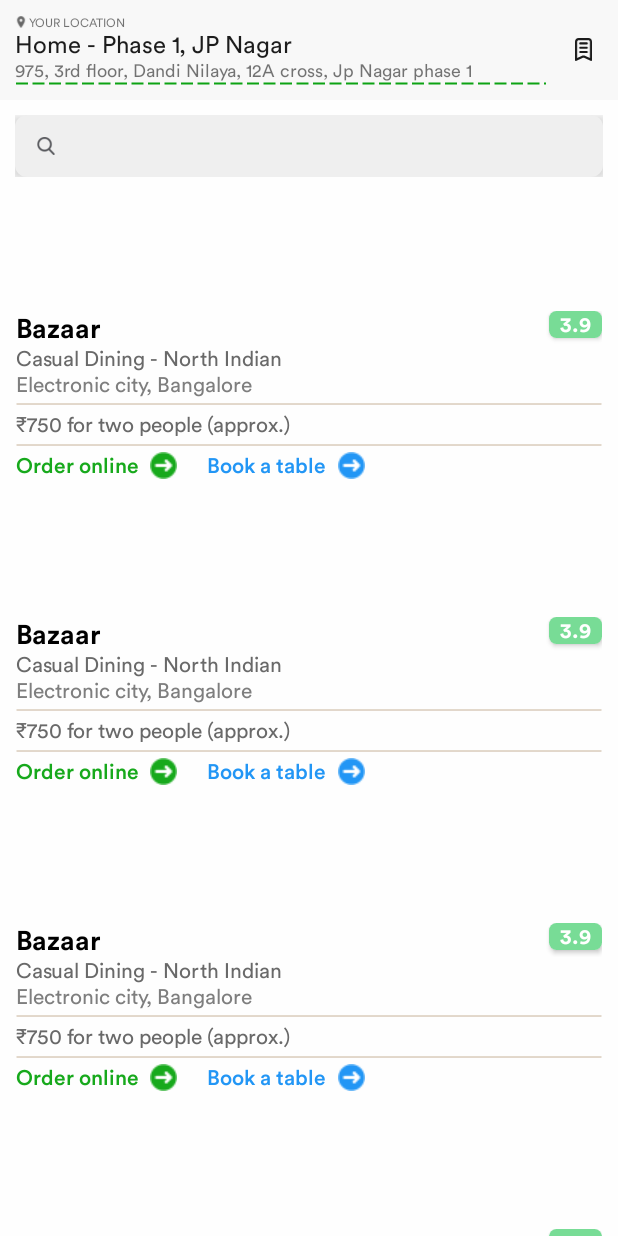
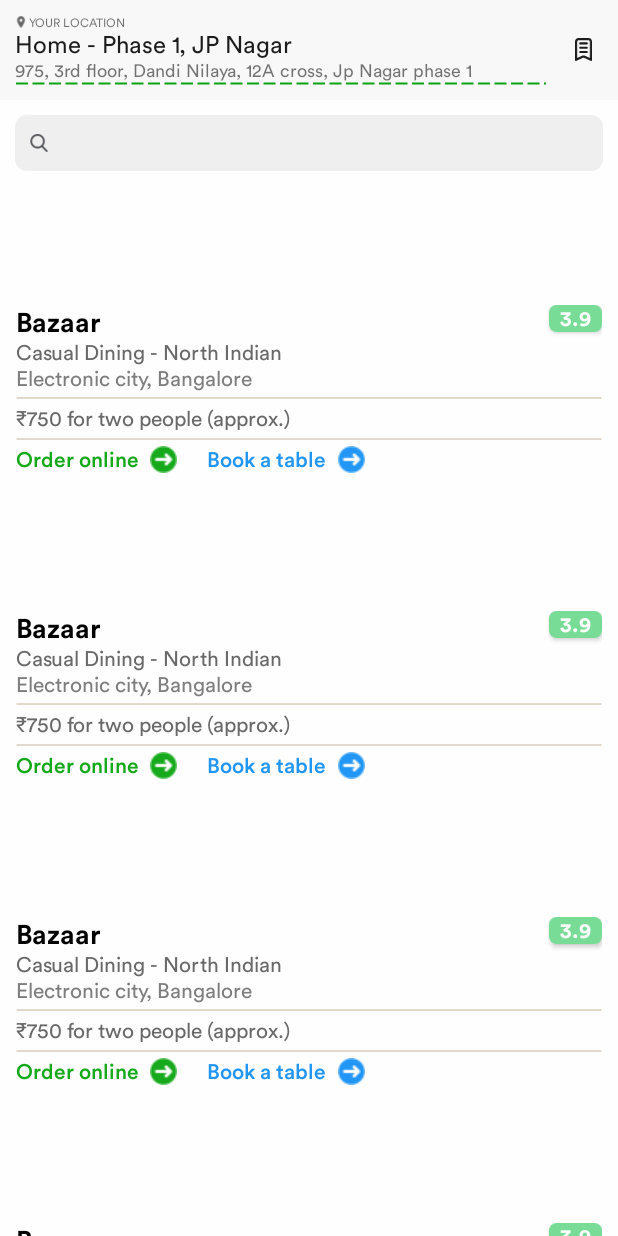
Before and after one commit to skymansandy/foodieHubAndroid, an Android app: the layout activity_home.xml on its own in the app's theme, with its tools: preview values and no code run, on a phone screen of 412 x 824 dp. Run offline under Robolectric (Android 15) with nearby library versions, the phone set to English and light mode, and no system bars.

Commit message:
homescreen search done

```diff
--- a/app/build.gradle
+++ b/app/build.gradle
@@ -109,4 +109,7 @@ dependencies {
     implementation 'com.android.support:customtabs:28.0.0'
     implementation 'com.android.support:palette-v7:28.0.0'
 
+    //Lottie
+    implementation 'com.airbnb.android:lottie:2.6.1'
+
 }
--- a/app/src/main/AndroidManifest.xml
+++ b/app/src/main/AndroidManifest.xml
@@ -30,8 +30,7 @@
         </activity>
 
         <activity
-            android:name=".ui.home.HomeActivity"
-            android:windowSoftInputMode="stateHidden" />
+            android:name=".ui.home.HomeActivity" />
 
         <activity android:name=".ui.location.LocationActivity" />
 
--- a/app/src/main/java/in/codeshuffle/foodiehub/ui/home/HomeMvpPresenter.java
+++ b/app/src/main/java/in/codeshuffle/foodiehub/ui/home/HomeMvpPresenter.java
@@ -10,4 +10,5 @@ public interface HomeMvpPresenter<V extends HomeMvpView> extends MvpPresenter<V>
     void fetchRestaurantsNearMe(String query, Double lat, Double lon);
 
     void onActivityRestart();
+
 }
--- a/app/src/main/java/in/codeshuffle/foodiehub/ui/home/restaurantlist/RestaurantAdapter.java
+++ b/app/src/main/java/in/codeshuffle/foodiehub/ui/home/restaurantlist/RestaurantAdapter.java
@@ -134,6 +134,11 @@ public class RestaurantAdapter extends RecyclerView.Adapter<RestaurantAdapter.Re
         notifyDataSetChanged();
     }
 
+    public void clearRestaurants() {
+        restaurants.clear();
+        notifyDataSetChanged();
+    }
+
     static class RestaurantViewHolder extends RecyclerView.ViewHolder {
 
         @BindView(R.id.restaurantRoot)
--- a/app/src/main/java/in/codeshuffle/foodiehub/ui/restaurantpage/RestaurantDetailActivity.java
+++ b/app/src/main/java/in/codeshuffle/foodiehub/ui/restaurantpage/RestaurantDetailActivity.java
@@ -20,6 +20,7 @@ import javax.inject.Inject;
 import androidx.annotation.Nullable;
 import androidx.appcompat.widget.Toolbar;
 import androidx.browser.customtabs.CustomTabsIntent;
+import androidx.swiperefreshlayout.widget.SwipeRefreshLayout;
 import butterknife.BindView;
 import butterknife.ButterKnife;
 import in.codeshuffle.foodiehub.R;
@@ -36,7 +37,7 @@ public class RestaurantDetailActivity extends BaseActivity implements Restaurant
     RestaurantDetailMvpPresenter<RestaurantDetailMvpView> mPresenter;
 
 
-    @BindView(R.id.contentLayout)
+    @BindView(R.id.layoutContent)
     View layoutContent;
     @BindView(R.id.shimmer_details_page)
     View layoutLoading;
--- a/app/src/main/res/layout/activity_home.xml
+++ b/app/src/main/res/layout/activity_home.xml
@@ -5,6 +5,8 @@
     android:layout_height="match_parent"
     xmlns:app="http://schemas.android.com/apk/res-auto"
     android:orientation="vertical"
+    android:descendantFocusability="beforeDescendants"
+    android:focusableInTouchMode="true"
     android:background="@color/bg_activity"
     app:layout_behavior="@string/appbar_scrolling_view_behavior"
     tools:context=".ui.splash.SplashActivity">
@@ -18,6 +20,11 @@
             android:id="@+id/location"
             layout="@layout/layout_location" />
 
+        <!--Search layout-->
+        <include
+            android:id="@+id/restaurantSearch"
+            layout="@layout/layout_search"
+            android:visibility="visible" />
 
         <RelativeLayout
             android:layout_width="match_parent"
@@ -37,18 +44,8 @@
                 android:layout_height="match_parent"
                 android:orientation="vertical">
 
-                <!--Search layout-->
-                <include
-                    android:id="@+id/restaurantSearch"
-                    layout="@layout/layout_search"
-                    android:visibility="visible" />
 
-                <androidx.swiperefreshlayout.widget.SwipeRefreshLayout
-                    android:layout_width="match_parent"
-                    android:layout_height="match_parent"
-                    android:id="@+id/swipe">
-
-                    <!--Restaurant list-->
+                <!--Restaurant list-->
                     <androidx.recyclerview.widget.RecyclerView
                         android:id="@+id/restaurantList"
                         android:layout_width="match_parent"
@@ -56,8 +53,30 @@
                         tools:itemCount="4"
                         tools:listitem="@layout/item_restaurant" />
 
-                </androidx.swiperefreshlayout.widget.SwipeRefreshLayout>
 
+            </LinearLayout>
+
+            <LinearLayout
+                android:id="@+id/nothingFound"
+                android:layout_width="match_parent"
+                android:layout_height="match_parent"
+                android:gravity="center"
+                android:orientation="vertical"
+                android:visibility="gone">
+
+                <com.airbnb.lottie.LottieAnimationView
+                    android:layout_width="150dp"
+                    android:layout_height="150dp"
+                    app:lottie_autoPlay="true"
+                    app:lottie_fileName="empty.json"
+                    app:lottie_loop="true" />
+
+                <TextView
+                    android:layout_width="wrap_content"
+                    android:layout_height="wrap_content"
+                    android:textSize="20sp"
+                    android:text="@string/its_empty_here"
+                    android:fontFamily="@font/circular_medium"/>
             </LinearLayout>
         </RelativeLayout>
     </LinearLayout>
--- a/app/src/main/res/layout/content_restaurant_details.xml
+++ b/app/src/main/res/layout/content_restaurant_details.xml
@@ -18,7 +18,7 @@
             android:layout_width="match_parent"
             android:layout_height="wrap_content"
             android:orientation="vertical"
-            android:id="@+id/contentLayout">
+            android:id="@+id/layoutContent">
 
             <LinearLayout
                 android:layout_width="match_parent"
--- a/app/src/main/res/layout/layout_search.xml
+++ b/app/src/main/res/layout/layout_search.xml
@@ -7,12 +7,8 @@
     android:orientation="vertical"
     android:padding="10dp">
 
-    <com.google.android.material.appbar.AppBarLayout
-        android:layout_width="match_parent"
-        android:layout_height="wrap_content"
-        android:background="@drawable/search_background">
-
     <LinearLayout
+        android:background="@drawable/search_background"
         android:layout_width="match_parent"
         android:layout_height="wrap_content"
         android:orientation="horizontal"
@@ -41,6 +37,4 @@
 
     </LinearLayout>
 
-    </com.google.android.material.appbar.AppBarLayout>
-
 </LinearLayout>
--- a/app/src/main/res/values/strings.xml
+++ b/app/src/main/res/values/strings.xml
@@ -110,4 +110,5 @@
     <string name="ok">Okay!</string>
     <string name="an_internet_connection_is_required">An Internet connection is required for this app to run.</string>
     <string name="restart">Restart app</string>
+    <string name="its_empty_here">Its empty here</string>
 </resources>
```
Also changed, not shown: app/src/main/assets/empty.json (added, +1 -0 lines), app/src/main/java/in/codeshuffle/foodiehub/ui/home/HomeActivity.java (+39 -16 lines), app/src/main/assets/font/bold.ttf (deleted), app/src/main/assets/font/bolditalic.ttf (deleted), app/src/main/assets/font/italic.ttf (deleted), app/src/main/assets/font/regular.ttf (deleted). Lines whose indentation alone changed are shown as unchanged.
